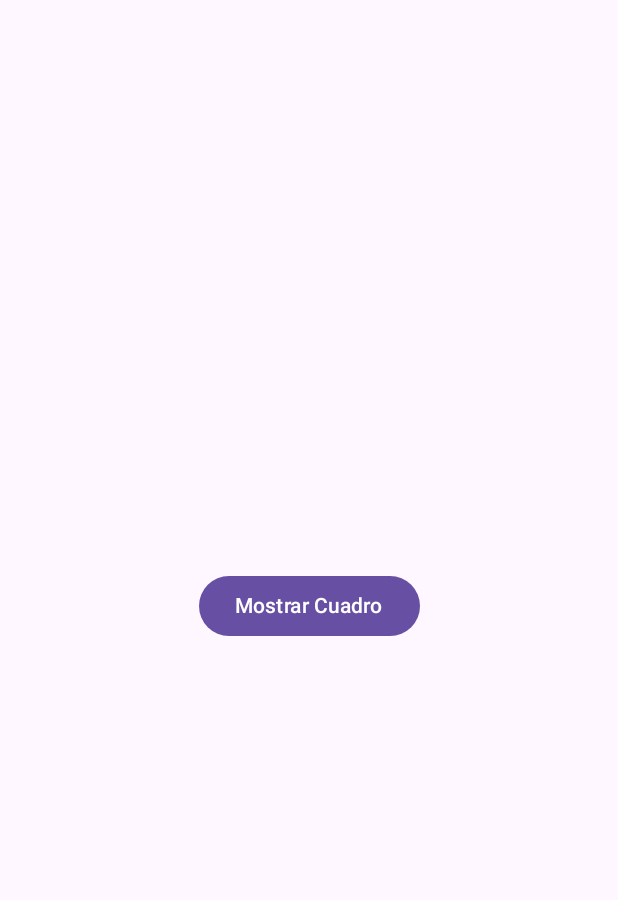
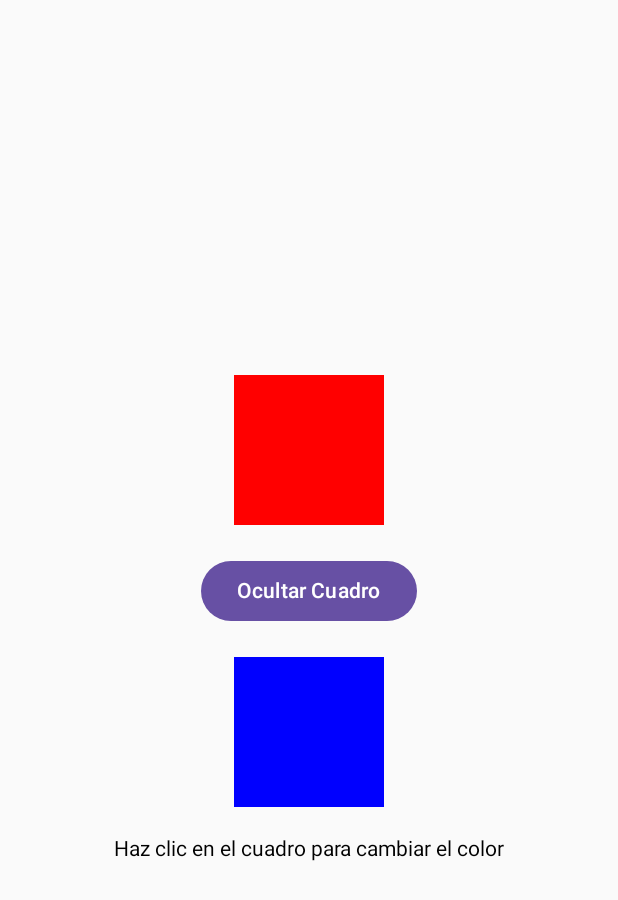
Before and after one commit to AdrianAbeGama/Lab13, an Android app built with Jetpack Compose: the screen it shows after launch (MainActivity), on a phone screen of 412 x 824 dp. Shown: the top 900 px of the screen. Run offline under Robolectric (Android 15) with nearby library versions, the phone set to English and light mode, and no system bars.

Commit message:
Ejercicio2

```diff
--- /dev/null
+++ b/app/src/main/java/com/example/lab13/ColorAnimation.kt
@@ -0,0 +1,25 @@
+package com.example.lab13
+
+import androidx.compose.animation.animateColorAsState
+import androidx.compose.foundation.background
+import androidx.compose.foundation.clickable
+import androidx.compose.foundation.layout.Box
+import androidx.compose.foundation.layout.size
+import androidx.compose.runtime.*
+import androidx.compose.ui.Modifier
+import androidx.compose.ui.graphics.Color
+import androidx.compose.ui.unit.dp
+
+@Composable
+fun ColorAnimation() {
+    var isBlue by remember { mutableStateOf(true) }
+    val targetColor = if (isBlue) Color.Blue else Color.Green
+    val animatedColor by animateColorAsState(targetColor)
+
+    Box(
+        modifier = Modifier
+            .size(100.dp)
+            .background(animatedColor)
+            .clickable { isBlue = !isBlue },
+    )
+}
--- a/app/src/main/java/com/example/lab13/MainActivity.kt
+++ b/app/src/main/java/com/example/lab13/MainActivity.kt
@@ -1,20 +1,52 @@
-package com.example.lab13  // Cambia esto al nombre de tu paquete
+package com.example.lab13
 
 import android.os.Bundle
 import androidx.activity.ComponentActivity
 import androidx.activity.compose.setContent
-import androidx.compose.material3.MaterialTheme
-import androidx.compose.material3.Surface
+import androidx.compose.foundation.layout.*
+import androidx.compose.material3.Button
+import androidx.compose.material3.Text
+import androidx.compose.runtime.*
+import androidx.compose.ui.Alignment
+import androidx.compose.ui.Modifier
+import androidx.compose.ui.unit.dp
 
 class MainActivity : ComponentActivity() {
     override fun onCreate(savedInstanceState: Bundle?) {
         super.onCreate(savedInstanceState)
         setContent {
-            MaterialTheme {
-                Surface {
-                    VisibilityAnimationExample() // Llama al Composable aquí
-                }
-            }
+            CombinedAnimationExample()
         }
     }
 }
+
+@Composable
+fun CombinedAnimationExample() {
+    var isVisible by remember { mutableStateOf(true) }
+
+    Column(
+        modifier = Modifier
+            .fillMaxSize()
+            .padding(16.dp),
+        horizontalAlignment = Alignment.CenterHorizontally,
+        verticalArrangement = Arrangement.Center
+    ) {
+        // Ejercicio 1: AnimatedVisibility
+        VisibilityAnimation(isVisible)
+
+        Spacer(modifier = Modifier.height(20.dp))
+
+        Button(onClick = { isVisible = !isVisible }) {
+            Text(text = if (isVisible) "Ocultar Cuadro" else "Mostrar Cuadro")
+        }
+
+        Spacer(modifier = Modifier.height(20.dp))
+
+        // Ejercicio 2: Cambio de Color
+        ColorAnimation()
+
+        Spacer(modifier = Modifier.height(20.dp))
+
+        Text(text = "Haz clic en el cuadro para cambiar el color")
+    }
+}
--- a/app/src/main/java/com/example/lab13/VisibilityAnimation.kt
+++ b/app/src/main/java/com/example/lab13/VisibilityAnimation.kt
@@ -1,37 +1,23 @@
 package com.example.lab13
+
 import androidx.compose.animation.AnimatedVisibility
+import androidx.compose.animation.core.tween
 import androidx.compose.animation.fadeIn
 import androidx.compose.animation.fadeOut
 import androidx.compose.foundation.background
-import androidx.compose.foundation.layout.*
-import androidx.compose.material3.Button
-import androidx.compose.material3.Text
+import androidx.compose.foundation.layout.Box
+import androidx.compose.foundation.layout.size
 import androidx.compose.runtime.*
-import androidx.compose.ui.Alignment
 import androidx.compose.ui.Modifier
 import androidx.compose.ui.graphics.Color
 import androidx.compose.ui.unit.dp
-import androidx.compose.ui.tooling.preview.Preview
 
 @Composable
-fun VisibilityAnimationExample() {
-    var isVisible by remember { mutableStateOf(false) }
-
-    Column(
-        modifier = Modifier
-            .fillMaxSize()
-            .wrapContentSize(Alignment.Center)
-    ) {
-        Button(onClick = { isVisible = !isVisible }) {
-            Text(text = if (isVisible) "Ocultar Cuadro" else "Mostrar Cuadro")
-        }
-
-        Spacer(modifier = Modifier.height(16.dp))
-
+fun VisibilityAnimation(isVisible: Boolean) {
     AnimatedVisibility(
         visible = isVisible,
-            enter = fadeIn(),
-            exit = fadeOut()
+        enter = fadeIn(animationSpec = tween(1000)),
+        exit = fadeOut(animationSpec = tween(1000))
     ) {
         Box(
             modifier = Modifier
@@ -40,10 +26,3 @@ fun VisibilityAnimationExample() {
         )
     }
 }
-}
-
-@Preview(showBackground = true)
-@Composable
-fun PreviewVisibilityAnimation() {
-    VisibilityAnimationExample()
-}
```
Also changed, not shown: app/build.gradle.kts (+8 -10 lines), gradle/libs.versions.toml (+10 -0 lines). Lines whose indentation alone changed are shown as unchanged.
